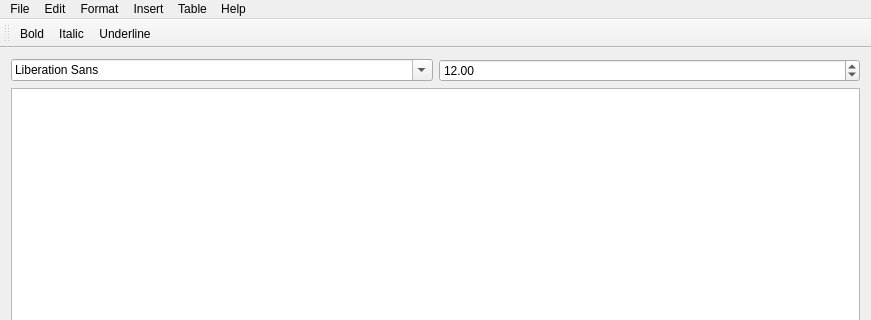
This is mainwindow.ui in vicr123/theDocument as Qt 5 draws it before an edit; both pictures show x 0 to 871 and y 0 to 320 of the 871 by 622 pixel window. The edited form follows.
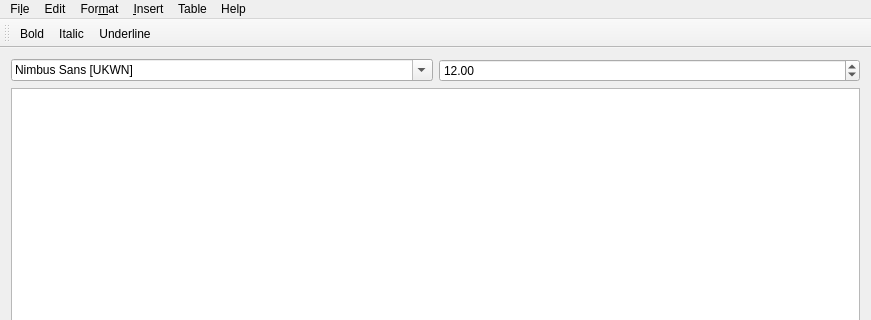
This is the edited form. Icons and pictures are not drawn.

```diff
--- a/mainwindow.ui
+++ b/mainwindow.ui
@@ -47,7 +47,7 @@
         <widget class="QFontComboBox" name="fontFamily">
          <property name="currentFont">
           <font>
-           <family>Arial</family>
+           <family>Nimbus Sans</family>
            <pointsize>12</pointsize>
           </font>
          </property>
@@ -98,12 +98,12 @@
      <x>0</x>
      <y>0</y>
      <width>871</width>
-     <height>22</height>
+     <height>26</height>
     </rect>
    </property>
    <widget class="QMenu" name="menuFile">
     <property name="title">
-     <string>File</string>
+     <string>Fi&amp;le</string>
     </property>
     <addaction name="actionNew"/>
     <addaction name="separator"/>
@@ -126,7 +126,7 @@
    </widget>
    <widget class="QMenu" name="menuFormat">
     <property name="title">
-     <string>Format</string>
+     <string>For&amp;mat</string>
     </property>
     <addaction name="actionBold"/>
     <addaction name="actionItalic"/>
@@ -135,7 +135,7 @@
    </widget>
    <widget class="QMenu" name="menuInsert">
     <property name="title">
-     <string>Insert</string>
+     <string>&amp;Insert</string>
     </property>
     <widget class="QMenu" name="menuBreaks">
      <property name="title">
```
Left out of the diff: 51 changed lines with no effect on the pictures.
